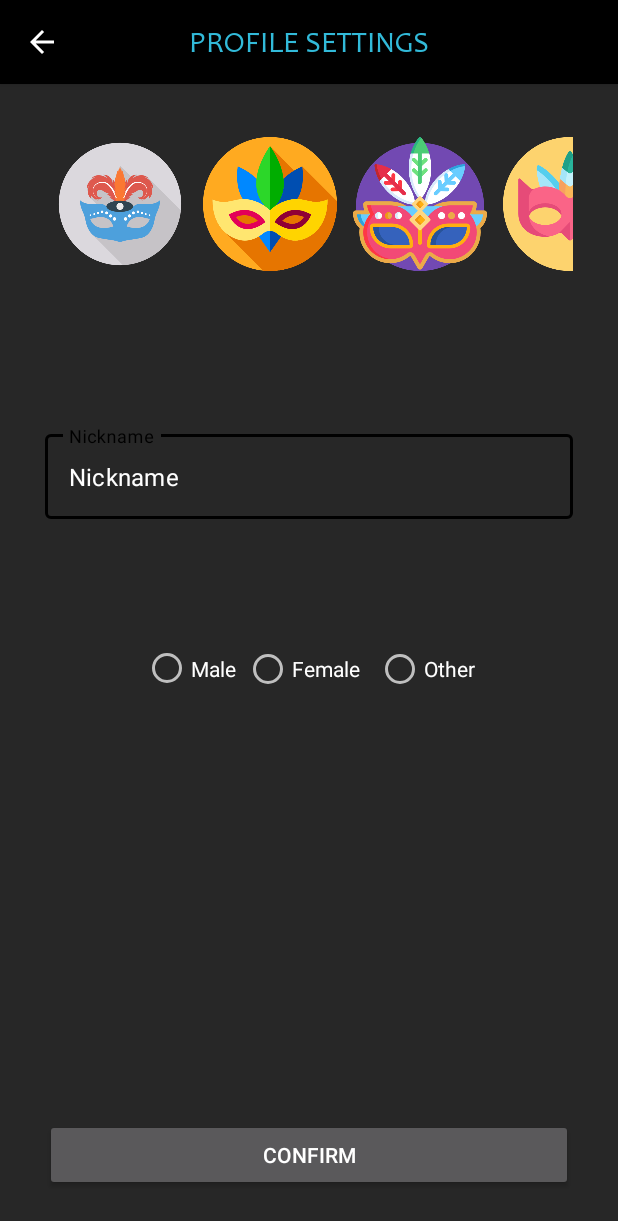
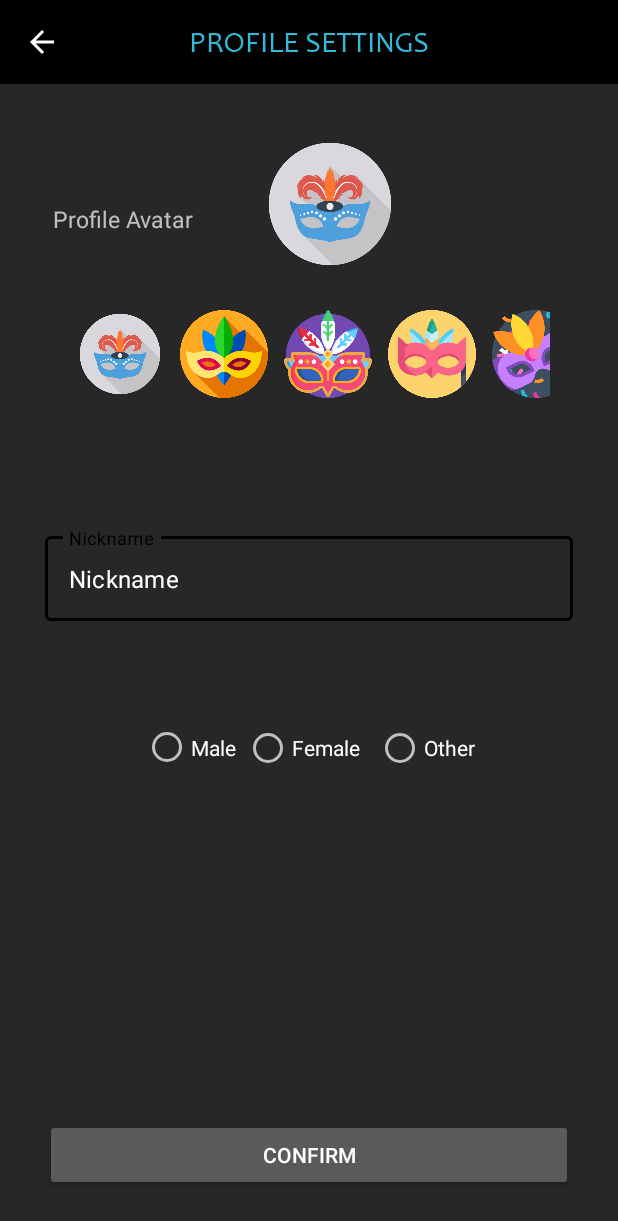
Before and after one commit to hanyuS/Masquerade, an Android app: the SettingActivity screen opened directly, with no data from a screen before it, after a tap on an icon or button, on a phone screen of 412 x 824 dp. Shown: the top 1221 px of the screen. Run offline under Robolectric (Android 15) with nearby library versions, the phone set to English and light mode, and no system bars; our stand-ins replace Firebase (no records; nobody signed in at launch, a user with empty details on screens opened directly); Roboto replaces fonts that are not available here.

Commit message:
fix profile pic

```diff
--- a/app/src/main/java/com/example/masquerade/friendActivity.java
+++ b/app/src/main/java/com/example/masquerade/friendActivity.java
@@ -61,10 +61,7 @@ public class friendActivity extends AppCompatActivity {
 
                 Log.d("firebase snapshot",dataSnapshot.getKey());
                 for(DataSnapshot dataSnapshot1 : dataSnapshot.getChildren()){
-                    Log.d("some","some");
-                    Log.d("the friend name is", dataSnapshot1.getKey());
-                    Log.d("the pair tag is", dataSnapshot1.child("tags").getValue(String.class));
-                    Log.d("the pair friend is",dataSnapshot1.child("isFriend").getValue().toString());
+
                     if( dataSnapshot1.child("isFriend").exists() &&(Boolean)dataSnapshot1.child("isFriend").getValue()) {
                         contactItem item = new contactItem(dataSnapshot1.child("avatar").getValue(String.class), dataSnapshot1.child("nickname").getValue(String.class), dataSnapshot1.child("tags").getValue(String.class), dataSnapshot1.getKey(), true);
                         list.add(item);
--- a/app/src/main/res/layout/activity_setting.xml
+++ b/app/src/main/res/layout/activity_setting.xml
@@ -36,12 +36,35 @@
         android:layout_height="match_parent"
         android:padding="30dp">
 
+        <TextView
+            android:id="@+id/pic"
+            android:layout_width="140dp"
+            android:layout_height="120dp"
+            android:text = "Profile Avatar"
+            android:textSize="15sp"
+            android:padding="5dp"
+            android:gravity="center_vertical"
+            />
+
+        <ImageView
+            android:id="@+id/display"
+            android:layout_width="100dp"
+            android:layout_height="100dp"
+            android:adjustViewBounds="true"
+            android:cropToPadding="false"
+            android:layout_toEndOf="@+id/pic"
+            android:padding="5dp"
+            app:srcCompat="@drawable/logo" />
+
         <HorizontalScrollView
             android:id="@+id/masks"
+            android:padding="15dp"
             android:layout_width="wrap_content"
             android:layout_height="100dp"
             android:layout_alignParentStart="true"
             android:layout_alignParentTop="false"
+            android:layout_alignParentBottom="false"
+            android:layout_below="@id/display"
             android:clickable="true"
             android:fillViewport="true"
             android:focusable="true"
@@ -145,18 +168,6 @@
                     android:background="?attr/selectableItemBackgroundBorderless"
                     app:srcCompat="@drawable/mask7" />
 
-                <!--<ImageView-->
-                    <!--android:id="@+id/imageView20"-->
-                    <!--android:layout_width="wrap_content"-->
-                    <!--android:layout_height="wrap_content"-->
-                    <!--android:layout_weight="1"-->
-                    <!--android:adjustViewBounds="true"-->
-                    <!--android:cropToPadding="false"-->
-                    <!--android:padding="5dp"-->
-                    <!--android:scaleType="fitStart"-->
-                    <!--android:clickable="true"-->
-                    <!--app:srcCompat="@drawable/logo" />-->
-
             </LinearLayout>
         </HorizontalScrollView>
 
@@ -166,7 +177,7 @@
             android:layout_width="match_parent"
             android:layout_height="wrap_content"
             android:layout_below="@+id/masks"
-            android:layout_marginTop="98dp"
+            android:layout_marginTop="66dp"
             android:hint="@string/setting_nickname"
             android:textColorHint="@color/colorWhite">
 
@@ -185,7 +196,7 @@
             android:layout_width="wrap_content"
             android:layout_height="53dp"
             android:layout_below="@+id/input"
-            android:layout_marginTop="73dp"
+            android:layout_marginTop="58dp"
             android:orientation="horizontal"
             android:layout_centerHorizontal="true">
 
```
Also changed, not shown: app/src/main/java/com/example/masquerade/HomeActivity.java (+5 -11 lines), app/src/main/java/com/example/masquerade/ProfileActivity.java (+12 -10 lines), app/src/main/java/com/example/masquerade/SettingActivity.java (+31 -2 lines), app/src/main/res/layout/profile.xml (+34 -5 lines).
